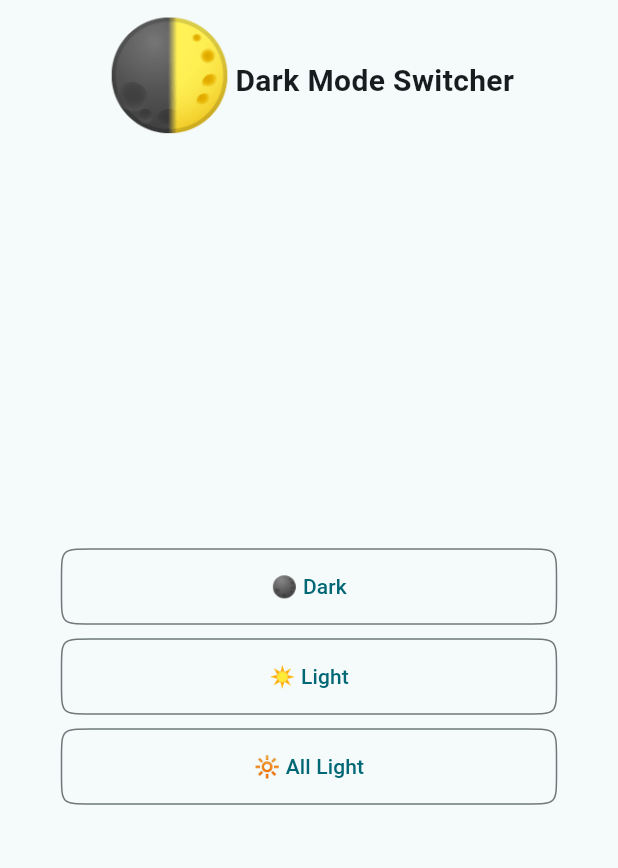
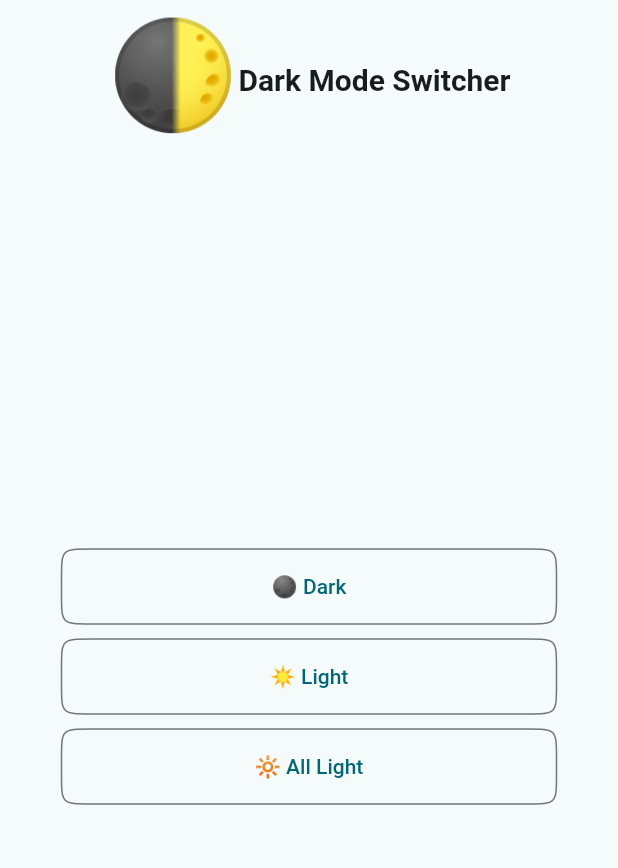
Before and after one commit to AIx86/dark-mode-switcher-gui, a Flutter app: the Home screen opened directly, on a phone screen of 412 x 824 dp. Shown: the top 868 px of the screen. Run offline on Flutter 3.47's test engine with Material 2 defaults, Android fonts, the phone set to English and light mode, and no system bars; missing offline and left inert: win32_registry, window_manager.

Commit message:
partial alignment fix

```diff
--- a/lib/components/action_button.dart
+++ b/lib/components/action_button.dart
@@ -1,3 +1,4 @@
+import 'package:dark_mode_switcher_flutter/settings.dart';
 import 'package:flutter/material.dart';
 
 class ActionButton extends StatelessWidget {
@@ -18,7 +19,10 @@ class ActionButton extends StatelessWidget {
           ),
         ),
       ),
-      child: Text(text),
+      child: Text(
+        text,
+        style: const TextStyle(letterSpacing: Settings.letterSpacing),
+      ),
     );
   }
 }
--- a/lib/components/footer.dart
+++ b/lib/components/footer.dart
@@ -11,12 +11,16 @@ class Footer extends StatelessWidget {
       child: Row(
         mainAxisAlignment: MainAxisAlignment.end,
         children: [
-          GestureDetector(
-            onTap: () {
-              launchUrl(Uri.https('github.com', '/AIx86/dark-mode-switcher-gui'));
-            },
-            child: Image.asset('assets/images/github-logo.png', width: 20, height: 20),
-          ),
+          MouseRegion(
+            cursor: SystemMouseCursors.click,
+            child: GestureDetector(
+              onTap: () {
+                launchUrl(Uri.https('github.com', '/AIx86/dark-mode-switcher-gui'));
+              },
+              child: Image.asset('assets/images/github-logo.png', width: 20, height: 20),
+            ),
+          )
+
         ],
       ),
     );
--- a/lib/components/header.dart
+++ b/lib/components/header.dart
@@ -1,3 +1,4 @@
+import 'package:dark_mode_switcher_flutter/settings.dart';
 import 'package:flutter/material.dart';
 
 class Header extends StatelessWidget {
@@ -12,19 +13,24 @@ class Header extends StatelessWidget {
         mainAxisAlignment: MainAxisAlignment.center,
         children: [
           Container(
+            height: 108,
             padding: const EdgeInsets.only(bottom: 8),
             child: const Text(
               '🌓',
-              style: TextStyle(fontSize: 70),
+              style: TextStyle(
+                fontSize: 70,
+                letterSpacing: Settings.letterSpacing,
+              ),
             ),
           ),
-          const Text(
-            'Dark Mode Switcher',
-            style: TextStyle(
-              fontSize: 20,
-              fontWeight: FontWeight.bold,
+          Container(
+            height: 108,
+            alignment: Alignment.center,
+            child: const Text(
+              'Dark Mode Switcher',
+              style: TextStyle(fontSize: 20, fontWeight: FontWeight.bold, letterSpacing: Settings.letterSpacing),
+              textAlign: TextAlign.end,
             ),
-            textAlign: TextAlign.end,
           ),
         ],
       ),
--- a/lib/main.dart
+++ b/lib/main.dart
@@ -41,11 +41,11 @@ class MyApp extends StatelessWidget {
 
     return MaterialApp(
       title: 'Dark Mode Switcher',
+      darkTheme: ThemeData.dark(),
       theme: ThemeData(
         colorScheme: ColorScheme.fromSeed(seedColor: Colors.white),
         useMaterial3: true,
       ),
-      darkTheme: ThemeData.dark(),
       themeMode: ThemeMode.system,
       home: entryScreen,
     );
--- /dev/null
+++ b/lib/settings.dart
@@ -0,0 +1,3 @@
+class Settings {
+  static const double letterSpacing = 0.0;
+}
```
